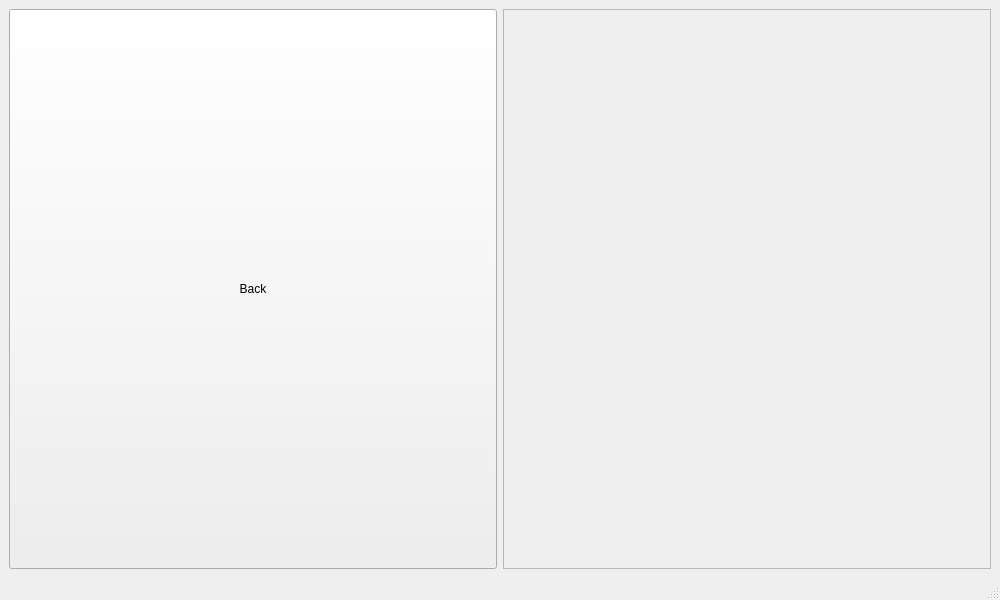
Old version of the form hashtablewindow.ui in the repository priyanshagrahari/DSGUI.
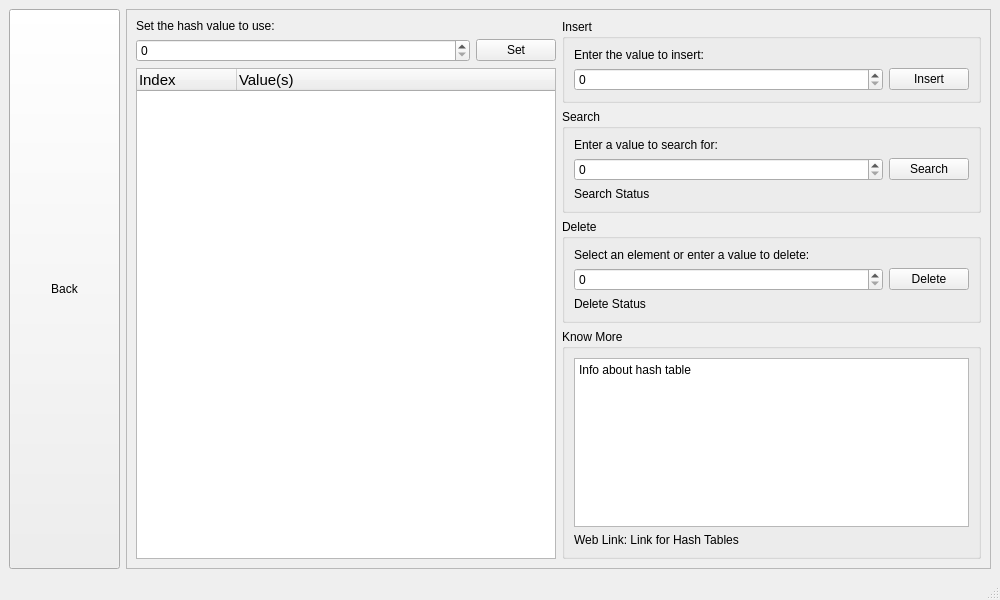
New version of the form.

Commit message: added hash table (incomplete), array set button

```diff
--- a/hashtablewindow.ui
+++ b/hashtablewindow.ui
@@ -49,6 +49,227 @@
       <property name="frameShadow">
        <enum>QFrame::Raised</enum>
       </property>
+      <layout class="QHBoxLayout" name="horizontalLayout_3">
+       <item>
+        <layout class="QVBoxLayout" name="verticalLayout">
+         <item>
+          <widget class="QLabel" name="label">
+           <property name="text">
+            <string>Set the hash value to use:</string>
+           </property>
+          </widget>
+         </item>
+         <item>
+          <layout class="QHBoxLayout" name="horizontalLayout_2">
+           <item>
+            <widget class="QSpinBox" name="set">
+             <property name="sizePolicy">
+              <sizepolicy hsizetype="MinimumExpanding" vsizetype="Fixed">
+               <horstretch>0</horstretch>
+               <verstretch>0</verstretch>
+              </sizepolicy>
+             </property>
+             <property name="toolTip">
+              <string>0 - 99</string>
+             </property>
+            </widget>
+           </item>
+           <item>
+            <widget class="QPushButton" name="setp">
+             <property name="text">
+              <string>Set</string>
+             </property>
+            </widget>
+           </item>
+          </layout>
+         </item>
+         <item>
+          <widget class="QTreeWidget" name="treeWidget">
+           <property name="font">
+            <font>
+             <pointsize>11</pointsize>
+            </font>
+           </property>
+           <property name="autoExpandDelay">
+            <number>0</number>
+           </property>
+           <column>
+            <property name="text">
+             <string>Index</string>
+            </property>
+           </column>
+           <column>
+            <property name="text">
+             <string>Value(s)</string>
+            </property>
+           </column>
+          </widget>
+         </item>
+        </layout>
+       </item>
+       <item>
+        <layout class="QVBoxLayout" name="verticalLayout_6">
+         <item>
+          <widget class="QGroupBox" name="groupBox">
+           <property name="title">
+            <string>Insert</string>
+           </property>
+           <layout class="QVBoxLayout" name="verticalLayout_2">
+            <item>
+             <widget class="QLabel" name="label_2">
+              <property name="text">
+               <string>Enter the value to insert:</string>
+              </property>
+             </widget>
+            </item>
+            <item>
+             <layout class="QHBoxLayout" name="horizontalLayout_4">
+              <item>
+               <widget class="QSpinBox" name="ins">
+                <property name="sizePolicy">
+                 <sizepolicy hsizetype="MinimumExpanding" vsizetype="Fixed">
+                  <horstretch>0</horstretch>
+                  <verstretch>0</verstretch>
+                 </sizepolicy>
+                </property>
+                <property name="maximum">
+                 <number>1000000</number>
+                </property>
+               </widget>
+              </item>
+              <item>
+               <widget class="QPushButton" name="insp">
+                <property name="text">
+                 <string>Insert</string>
+                </property>
+               </widget>
+              </item>
+             </layout>
+            </item>
+           </layout>
+          </widget>
+         </item>
+         <item>
+          <widget class="QGroupBox" name="groupBox_2">
+           <property name="title">
+            <string>Search</string>
+           </property>
+           <layout class="QVBoxLayout" name="verticalLayout_3">
+            <item>
+             <widget class="QLabel" name="label_3">
+              <property name="text">
+               <string>Enter a value to search for:</string>
+              </property>
+             </widget>
+            </item>
+            <item>
+             <layout class="QHBoxLayout" name="horizontalLayout_5">
+              <item>
+               <widget class="QSpinBox" name="sea">
+                <property name="sizePolicy">
+                 <sizepolicy hsizetype="MinimumExpanding" vsizetype="Fixed">
+                  <horstretch>0</horstretch>
+                  <verstretch>0</verstretch>
+                 </sizepolicy>
+                </property>
+               </widget>
+              </item>
+              <item>
+               <widget class="QPushButton" name="seap">
+                <property name="text">
+                 <string>Search</string>
+                </property>
+               </widget>
+              </item>
+             </layout>
+            </item>
+            <item>
+             <widget class="QLabel" name="seas">
+              <property name="text">
+               <string>Search Status</string>
+              </property>
+             </widget>
+            </item>
+           </layout>
+          </widget>
+         </item>
+         <item>
+          <widget class="QGroupBox" name="groupBox_3">
+           <property name="title">
+            <string>Delete</string>
+           </property>
+           <layout class="QVBoxLayout" name="verticalLayout_4">
+            <item>
+             <widget class="QLabel" name="label_6">
+              <property name="text">
+               <string>Select an element or enter a value to delete:</string>
+              </property>
+             </widget>
+            </item>
+            <item>
+             <layout class="QHBoxLayout" name="horizontalLayout_6">
+              <item>
+               <widget class="QSpinBox" name="del">
+                <property name="sizePolicy">
+                 <sizepolicy hsizetype="MinimumExpanding" vsizetype="Fixed">
+                  <horstretch>0</horstretch>
+                  <verstretch>0</verstretch>
+                 </sizepolicy>
+                </property>
+               </widget>
+              </item>
+              <item>
+               <widget class="QPushButton" name="delp">
+                <property name="text">
+                 <string>Delete</string>
+                </property>
+               </widget>
+              </item>
+             </layout>
+            </item>
+            <item>
+             <widget class="QLabel" name="dels">
+              <property name="text">
+               <string>Delete Status</string>
+              </property>
+             </widget>
+            </item>
+           </layout>
+          </widget>
+         </item>
+         <item>
+          <widget class="QGroupBox" name="groupBox_4">
+           <property name="title">
+            <string>Know More</string>
+           </property>
+           <layout class="QVBoxLayout" name="verticalLayout_5">
+            <item>
+             <widget class="QTextBrowser" name="textBrowser">
+              <property name="html">
+               <string>&lt;!DOCTYPE HTML PUBLIC &quot;-//W3C//DTD HTML 4.0//EN&quot; &quot;http://www.w3.org/TR/REC-html40/strict.dtd&quot;&gt;
+&lt;html&gt;&lt;head&gt;&lt;meta name=&quot;qrichtext&quot; content=&quot;1&quot; /&gt;&lt;meta charset=&quot;utf-8&quot; /&gt;&lt;style type=&quot;text/css&quot;&gt;
+p, li { white-space: pre-wrap; }
+&lt;/style&gt;&lt;/head&gt;&lt;body style=&quot; font-family:'Segoe UI'; font-size:9pt; font-weight:400; font-style:normal;&quot;&gt;
+&lt;p style=&quot; margin-top:0px; margin-bottom:0px; margin-left:0px; margin-right:0px; -qt-block-indent:0; text-indent:0px;&quot;&gt;Info about hash table&lt;/p&gt;&lt;/body&gt;&lt;/html&gt;</string>
+              </property>
+             </widget>
+            </item>
+            <item>
+             <widget class="QLabel" name="label_8">
+              <property name="text">
+               <string>Web Link: &lt;a href=&quot;replace me&quot;&gt; Link for Hash Tables&lt;/a&gt;</string>
+              </property>
+              <property name="openExternalLinks">
+               <bool>true</bool>
+              </property>
+             </widget>
+            </item>
+           </layout>
+          </widget>
+         </item>
+        </layout>
+       </item>
+      </layout>
      </widget>
     </item>
    </layout>
```
The commit also changes 6 other files.
